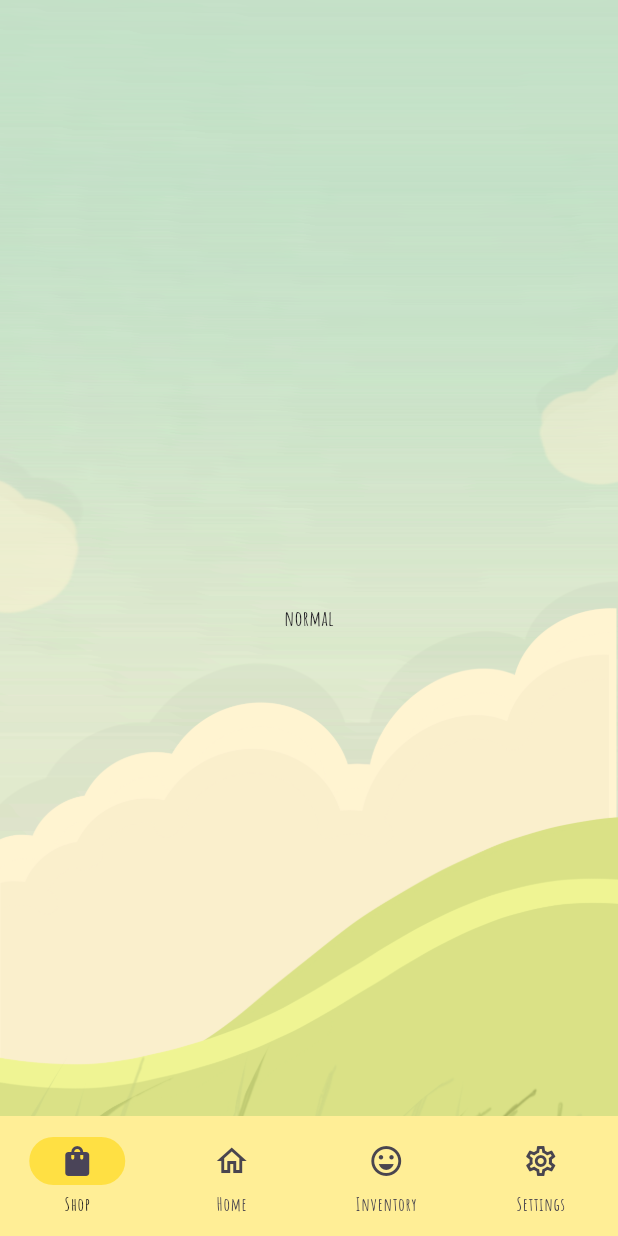
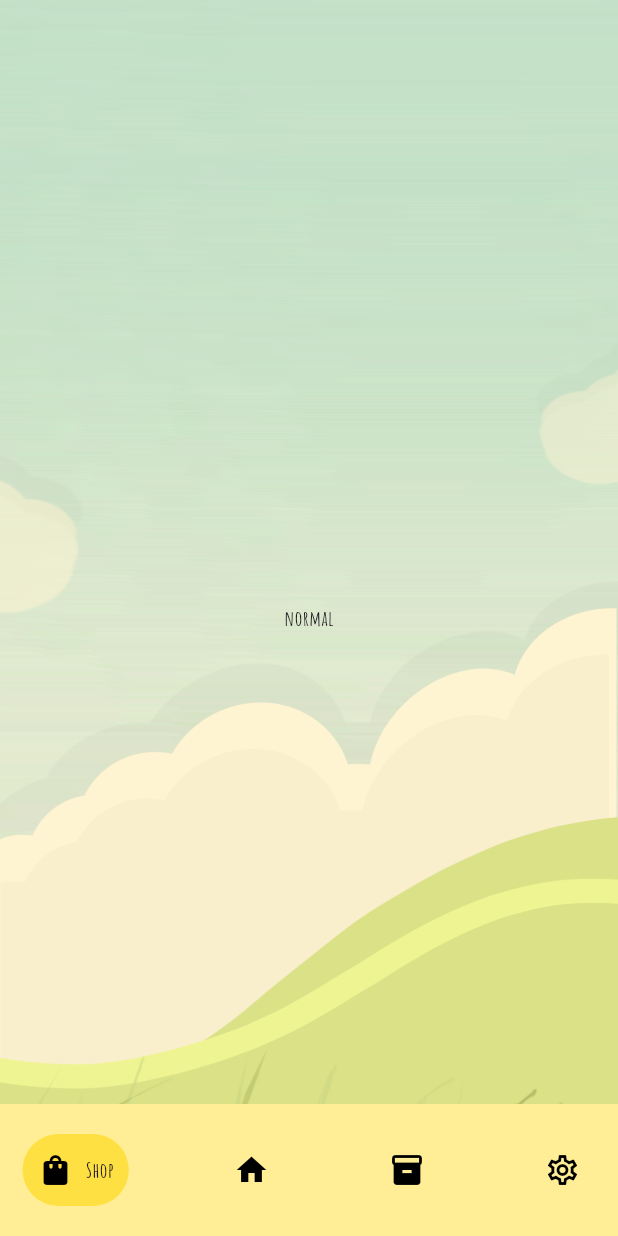
Before and after one commit to PepeRCx/emotions, a Flutter app: the screen it shows once a user with an empty profile is signed in, on a phone screen of 412 x 824 dp. Run offline on Flutter 3.47's test engine with Material 3 defaults, Android fonts, the phone set to English and light mode, and no system bars; drawn by our look-alikes of google_nav_bar; our stand-ins replace firebase_auth, firebase_core, firebase_database, flutter_riverpod; missing offline and left inert: home_widget; accounts and stored records are empty; generated files the repository leaves out were written again.

Commit message:
[IMP] navbar style changed

```diff
--- a/lib/pages/home.dart
+++ b/lib/pages/home.dart
@@ -8,6 +8,7 @@ import 'package:emotions/services/auth_service.dart';
 import 'package:emotions/services/riverpod.dart';
 import 'package:flutter/material.dart';
 import 'package:flutter_riverpod/flutter_riverpod.dart';
+import 'package:google_nav_bar/google_nav_bar.dart';
 import 'package:home_widget/home_widget.dart';
 
 class HomePage extends ConsumerStatefulWidget {
@@ -85,34 +86,28 @@ class HomePageState extends ConsumerState<HomePage> {
           _screens[_selectedIndex],
         ],
       ),
-      bottomNavigationBar: NavigationBar(
-        selectedIndex: _selectedIndex,
-        onDestinationSelected: _onItemTapped,
-        backgroundColor: const Color(0xFFFFEE96),
-        indicatorColor: const Color(0xFFFFE043),
-        destinations: const [
-          NavigationDestination(
-            icon: Icon(Icons.shopping_bag_outlined),
-            selectedIcon: Icon(Icons.shopping_bag),
-            label: 'Shop',
+      bottomNavigationBar: Container(
+        color: const Color(0xFFFFEE96),
+        child: Padding(
+          padding: const EdgeInsets.symmetric(horizontal: 15, vertical: 20),
+          child: GNav(
+            haptic: true,
+            gap: 8,
+            backgroundColor: const Color(0xFFFFEE96),
+            tabBackgroundColor: const Color(0xFFFFE043),
+            padding: const EdgeInsets.symmetric(horizontal: 10, vertical: 12),
+            onTabChange: (index) {
+              _onItemTapped(index);
+            },
+            tabs: [
+              GButton(icon: Icons.shopping_bag, text: 'Shop',),
+              GButton(icon: Icons.home, text: 'Home'),
+              GButton(icon: Icons.inventory, text: 'Inventory'),
+              GButton(icon: Icons.settings_outlined, text: 'Settings'),
+            ],
           ),
-          NavigationDestination(
-            icon: Icon(Icons.home_outlined),
-            selectedIcon: Icon(Icons.home),
-            label: 'Home',
-          ),
-          NavigationDestination(
-            icon: Icon(Icons.emoji_emotions_outlined),
-            selectedIcon: Icon(Icons.emoji_emotions),
-            label: 'Inventory',
-          ),
-          NavigationDestination(
-            icon: Icon(Icons.settings_outlined),
-            selectedIcon: Icon(Icons.settings),
-            label: 'Settings',
-          ),
-        ],
-      ),
+        ),
+      )
     );
   }
 }
@@ -157,7 +152,7 @@ class InventoryScreen extends StatelessWidget {
             Stack(
               children: [
                 Image.asset(
-                  'lib/assets/backgrounds/home_bg.png',
+                  'lib/assets/backgrounds/inv_2.png',
                   fit: BoxFit.cover,
                 ),
                 MeTab(), //Component
@@ -166,7 +161,7 @@ class InventoryScreen extends StatelessWidget {
             Stack(
               children: [
                 Image.asset(
-                  'lib/assets/backgrounds/home_bg.png',
+                  'lib/assets/backgrounds/inv_1.png',
                   fit: BoxFit.cover,
                 ),
                 MoodsTab(), //Component
--- a/pubspec.yaml
+++ b/pubspec.yaml
@@ -18,6 +18,7 @@ dependencies:
   flutter_launcher_icons: ^0.14.3
   firebase_messaging: ^15.2.5
   home_widget: ^0.7.0+1
+  google_nav_bar: ^5.0.7
 
 dev_dependencies:
   flutter_test:
```
Also changed, not shown: pubspec.lock, 6 other files.
